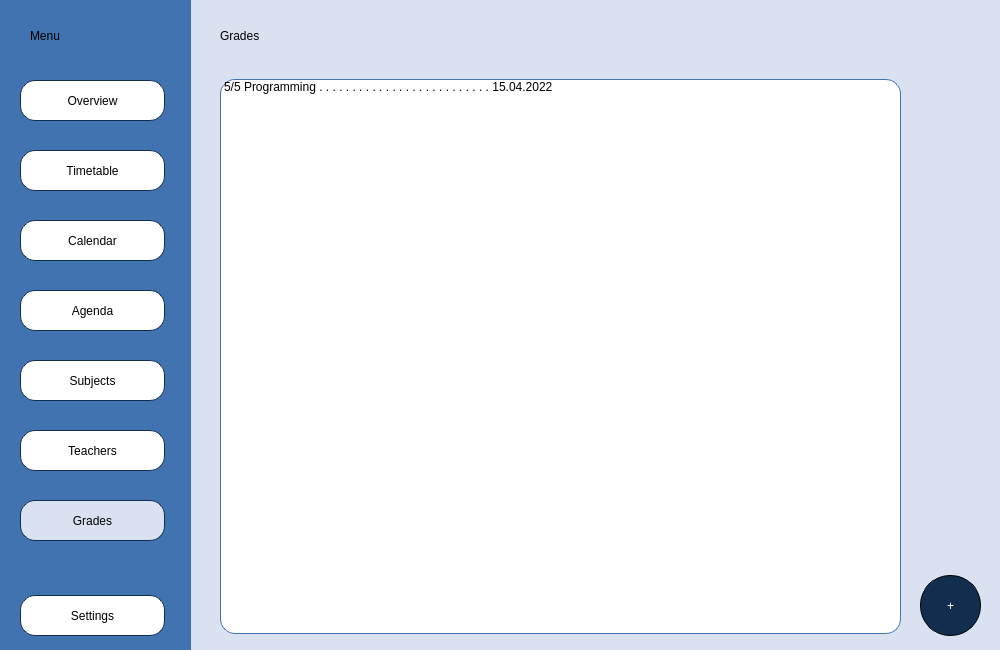
This is Planner/gradesmain.ui in BeliaViktoria/Planner as Qt 5 draws it before an edit. The edited form follows.
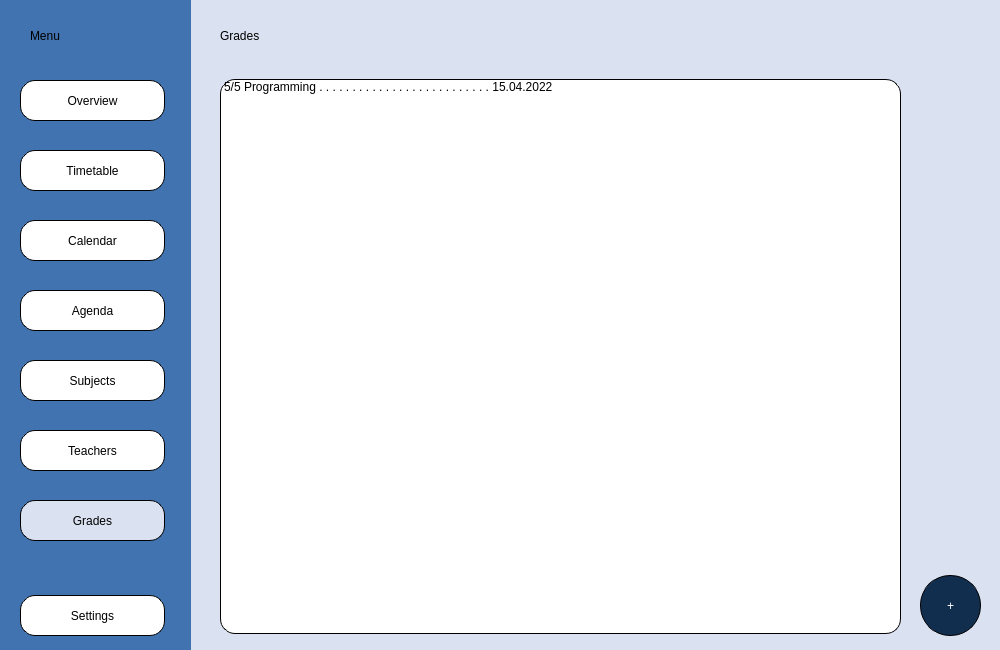
This is the edited form.

Commit message: Border Color

The edit to the form file:
```diff
--- a/Planner/gradesmain.ui
+++ b/Planner/gradesmain.ui
@@ -76,7 +76,7 @@
 border-radius: 15px;
 border-style: solid;
 border-width: 1px;
-border-color:rgb(64, 115, 175);</string>
+border-color: rgb(0, 0, 0);</string>
     </property>
     <item>
      <property name="text">
@@ -152,7 +152,7 @@
 border-radius: 15px;
 border-style: solid;
 border-width: 1px;
-border-color:rgb(18, 46, 79);</string>
+border-color: rgb(0, 0, 0);</string>
     </property>
     <property name="text">
      <string>Overview</string>
@@ -174,7 +174,7 @@
 border-radius: 15px;
 border-style: solid;
 border-width: 1px;
-border-color:rgb(18, 46, 79);</string>
+border-color: rgb(0, 0, 0);</string>
     </property>
     <property name="text">
      <string>Timetable</string>
@@ -196,7 +196,7 @@
 border-radius: 15px;
 border-style: solid;
 border-width: 1px;
-border-color:rgb(18, 46, 79);</string>
+border-color: rgb(0, 0, 0);</string>
     </property>
     <property name="text">
      <string>Subjects</string>
@@ -218,7 +218,7 @@
 border-radius: 15px;
 border-style: solid;
 border-width: 1px;
-border-color:rgb(18, 46, 79);</string>
+border-color: rgb(0, 0, 0);</string>
     </property>
     <property name="text">
      <string>Teachers</string>
@@ -240,7 +240,7 @@
 border-radius: 15px;
 border-style: solid;
 border-width: 1px;
-border-color:rgb(18, 46, 79);</string>
+border-color: rgb(0, 0, 0);</string>
     </property>
     <property name="text">
      <string>Grades</string>
@@ -262,7 +262,7 @@
 border-radius: 15px;
 border-style: solid;
 border-width: 1px;
-border-color:rgb(18, 46, 79);</string>
+border-color: rgb(0, 0, 0);</string>
     </property>
     <property name="text">
      <string>Settings</string>
@@ -284,7 +284,7 @@
 border-radius: 15px;
 border-style: solid;
 border-width: 1px;
-border-color:rgb(18, 46, 79);</string>
+border-color: rgb(0, 0, 0);</string>
     </property>
     <property name="text">
      <string>Calendar</string>
@@ -306,7 +306,7 @@
 border-radius: 15px;
 border-style: solid;
 border-width: 1px;
-border-color:rgb(18, 46, 79);</string>
+border-color: rgb(0, 0, 0);</string>
     </property>
     <property name="text">
      <string>Agenda</string>
```
The commit also changes 20 other files.
